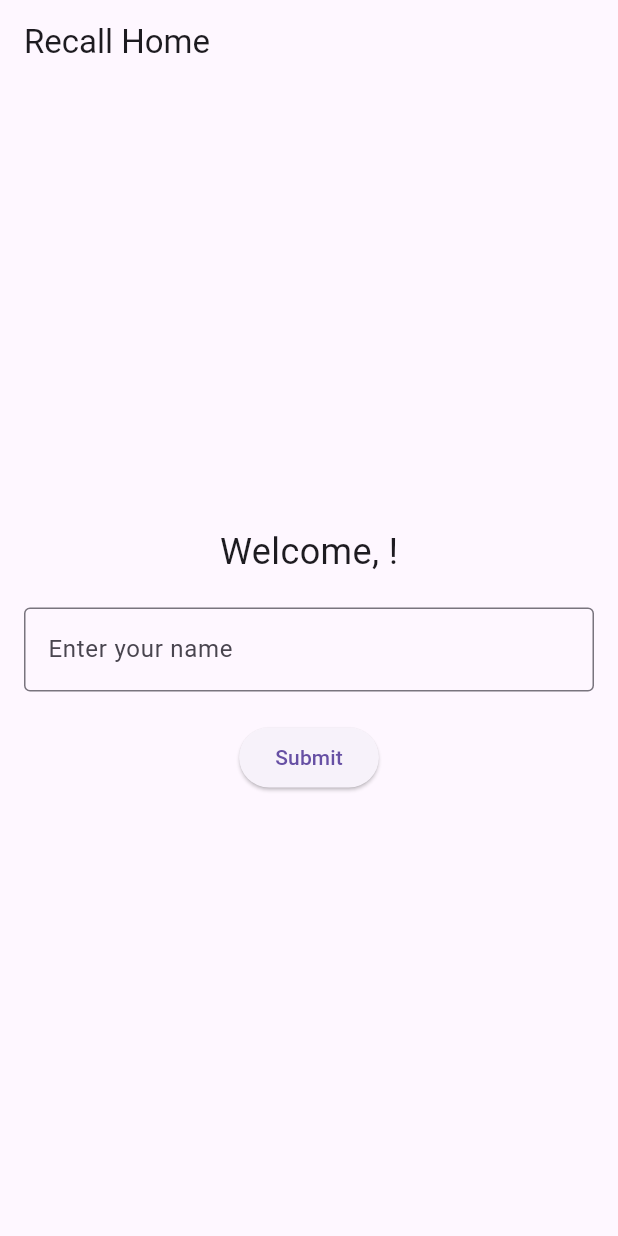
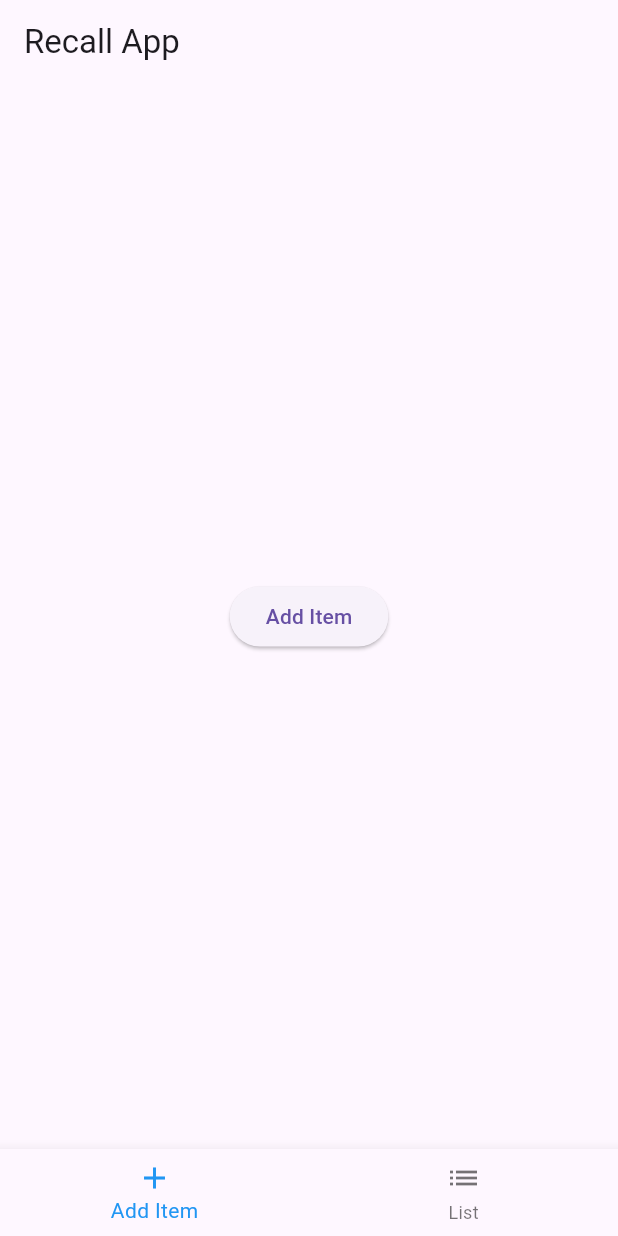
Before and after one commit to Ebdollah/recall-flutter-project, a Flutter app: the screen it shows after launch, after a tap on "Submit", on a phone screen of 412 x 824 dp. Run offline on Flutter 3.47's test engine with Material 3 defaults, Android fonts, the phone set to English and light mode, and no system bars.

Commit message:
added basic items addition and view ui

```diff
--- /dev/null
+++ b/recall/lib/add_item_screen.dart
@@ -0,0 +1,42 @@
+import 'package:flutter/material.dart';
+
+class AddItemScreen extends StatelessWidget {
+  @override
+  Widget build(BuildContext context) {
+    return Center(
+      child: ElevatedButton(
+        onPressed: () {
+          showModalBottomSheet(
+            context: context,
+            builder: (BuildContext context) {
+              return Container(
+                padding: EdgeInsets.all(16.0),
+                child: Column(
+                  mainAxisSize: MainAxisSize.min,
+                  children: [
+                    Text(
+                      'Add New Item',
+                      style: TextStyle(fontSize: 18, fontWeight: FontWeight.bold),
+                    ),
+                    TextField(
+                      decoration: InputDecoration(labelText: 'Item Name'),
+                    ),
+                    SizedBox(height: 20),
+                    ElevatedButton(
+                      onPressed: () {
+                        // Handle item submission
+                        Navigator.pop(context);
+                      },
+                      child: Text('Submit'),
+                    ),
+                  ],
+                ),
+              );
+            },
+          );
+        },
+        child: Text('Add Item'),
+      ),
+    );
+  }
+}
--- a/recall/lib/home_screen.dart
+++ b/recall/lib/home_screen.dart
@@ -1,5 +1,6 @@
 import 'package:flutter/material.dart';
 import 'user_provider.dart'; // Import UserProvider
+import 'main_app_screen.dart'; // Import MainAppScreen
 
 class HomeScreen extends StatelessWidget {
   final TextEditingController _nameController = TextEditingController();
@@ -37,6 +38,12 @@ class HomeScreen extends StatelessWidget {
               ElevatedButton(
                 onPressed: () {
                   userProvider?.updateUserName(_nameController.text);
+                  Navigator.pushReplacement(
+                    context,
+                    MaterialPageRoute(
+                      builder: (context) => MainAppScreen(),
+                    ),
+                  );
                 },
                 child: Text('Submit'),
               ),
--- /dev/null
+++ b/recall/lib/main_app_screen.dart
@@ -0,0 +1,48 @@
+import 'package:flutter/material.dart';
+import 'add_item_screen.dart'; // Import AddItemScreen
+import 'list_screen.dart'; // Import ListScreen
+
+class MainAppScreen extends StatefulWidget {
+  @override
+  _MainAppScreenState createState() => _MainAppScreenState();
+}
+
+class _MainAppScreenState extends State<MainAppScreen> {
+  int _selectedIndex = 0;
+
+  static List<Widget> _widgetOptions = <Widget>[
+    AddItemScreen(),
+    ListScreen(),
+  ];
+
+  void _onItemTapped(int index) {
+    setState(() {
+      _selectedIndex = index;
+    });
+  }
+
+  @override
+  Widget build(BuildContext context) {
+    return Scaffold(
+      appBar: AppBar(
+        title: Text('Recall App'),
+      ),
+      body: _widgetOptions.elementAt(_selectedIndex),
+      bottomNavigationBar: BottomNavigationBar(
+        items: const <BottomNavigationBarItem>[
+          BottomNavigationBarItem(
+            icon: Icon(Icons.add),
+            label: 'Add Item',
+          ),
+          BottomNavigationBarItem(
+            icon: Icon(Icons.list),
+            label: 'List',
+          ),
+        ],
+        currentIndex: _selectedIndex,
+        selectedItemColor: Colors.blue,
+        onTap: _onItemTapped,
+      ),
+    );
+  }
+}
```
Also changed, not shown: recall/lib/list_screen.dart (added, +13 -0 lines).
